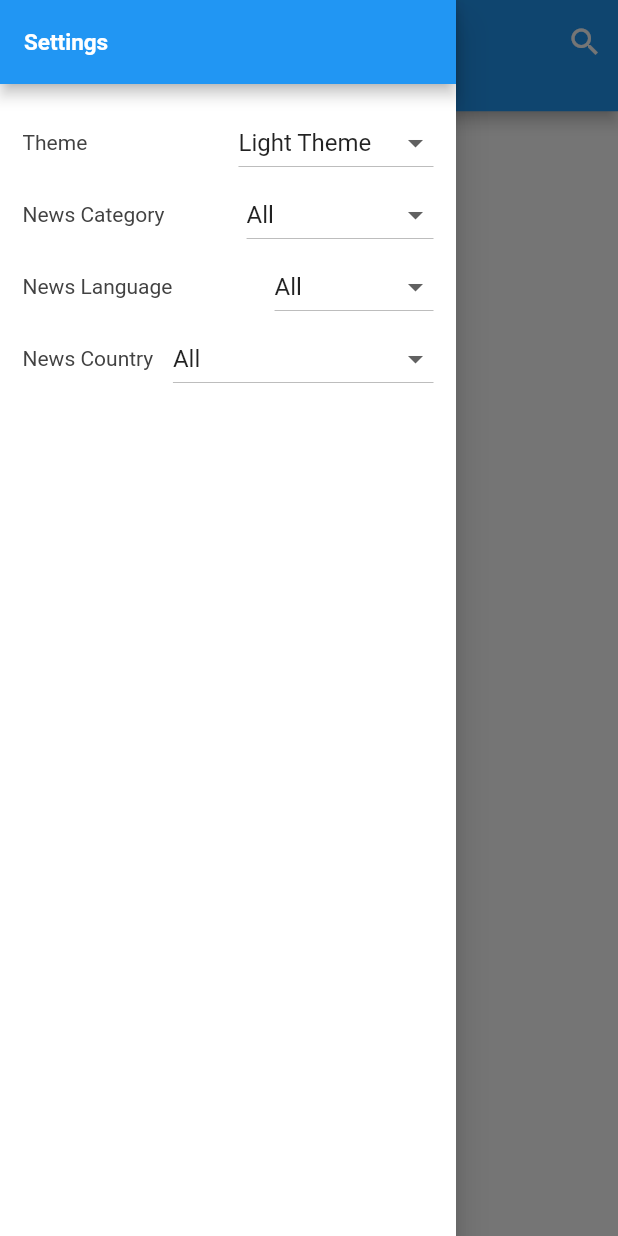
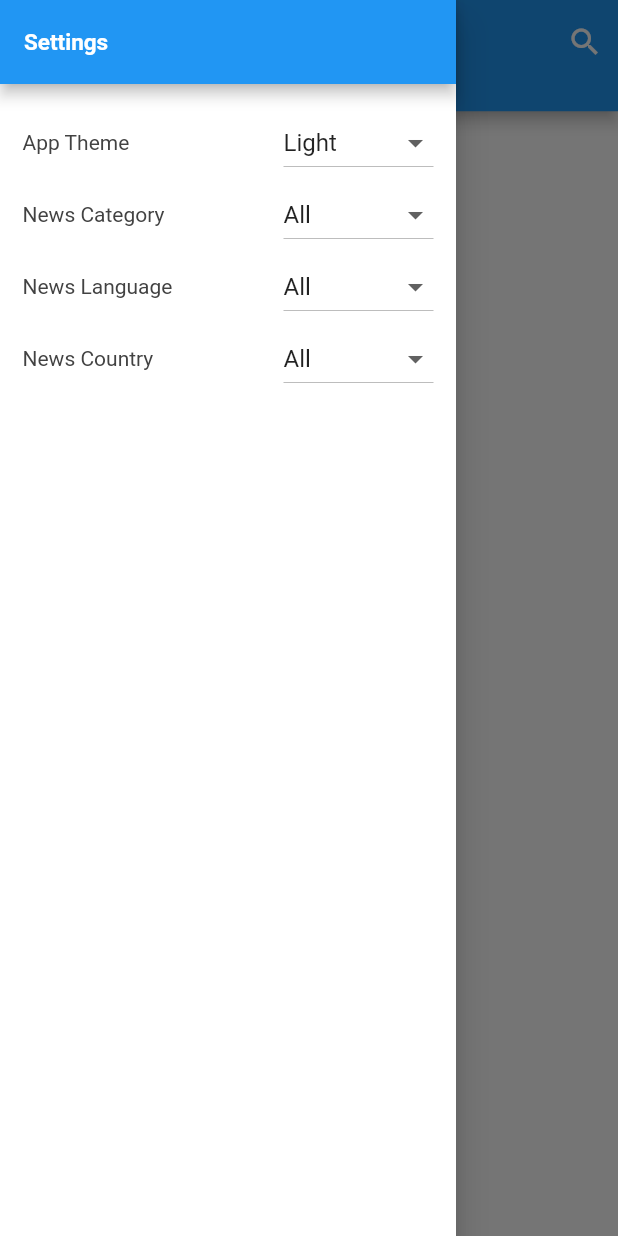
Before and after one commit to DevanshMathur/News_App_Flutter, a Flutter app: the screen it shows after launch, with the side drawer open, on a phone screen of 412 x 824 dp. Run offline on Flutter 3.47's test engine with Material 2 defaults, Android fonts, the phone set to English and light mode, and no system bars; our stand-ins replace dio, equatable, flutter_bloc, retrofit, shared_preferences; generated files the repository leaves out were written again; network calls fail.

Commit message:
code optimization

```diff
--- /dev/null
+++ b/lib/src/app/ui/home/enum/dropdown_enum.dart
@@ -0,0 +1,6 @@
+enum DropDownEnum {
+  themeEnum,
+  categoryEnum,
+  languageEnum,
+  countryEnum,
+}
--- a/lib/src/app/ui/home/news_home.dart
+++ b/lib/src/app/ui/home/news_home.dart
@@ -7,13 +7,15 @@ import 'package:news_headlines/src/app/block/home/home_state.dart';
 import 'package:news_headlines/src/app/block/theme/theme_bloc.dart';
 import 'package:news_headlines/src/app/block/theme/theme_event.dart';
 import 'package:news_headlines/src/app/repository/news/api/model/news_article.dart';
+import 'package:news_headlines/src/app/ui/home/enum/dropdown_enum.dart';
+import 'package:news_headlines/src/app/ui/home/widgets/dropdown_widget.dart';
 import 'package:news_headlines/src/app/ui/home/widgets/home_app_bar.dart';
 import 'package:news_headlines/src/app/ui/widgets/news_item.dart';
 import 'package:news_headlines/src/app_utils/api_constants.dart';
 import 'package:news_headlines/src/app_utils/app_preference.dart';
 import 'package:news_headlines/src/app_utils/app_utils.dart';
 
-import '../../../../theme/theme_enum.dart';
+import '../../../../theme/enum/theme_enum.dart';
 
 class NewsScreenWidget extends StatelessWidget {
   const NewsScreenWidget({Key? key}) : super(key: key);
@@ -101,85 +103,90 @@ class NewsHomeState extends State<NewsHome> {
               padding: const EdgeInsets.all(15),
               child: Column(
                 children: [
-                  Row(
-                    mainAxisAlignment: MainAxisAlignment.spaceBetween,
-                    children: [
-                      const Text("Theme"),
-                      DropdownButton<String>(
-                          value: AppUtils.getSelectedTheme(),
-                          items: AppUtils.getThemeModeList().map((value) {
-                            return DropdownMenuItem<String>(
-                              value: value,
-                              child: Text(value),
-                            );
-                          }).toList(),
-                          onChanged: (value) =>
-                              switchTheme(AppUtils.getThemeEnum(value!))),
-                    ],
-                  ),
-                  Row(
-                    mainAxisAlignment: MainAxisAlignment.spaceBetween,
-                    children: [
-                      const Text("News Category"),
-                      DropdownButton<String>(
-                        value: AppPreference.getSelectedCategory(),
-                        items: AppUtils.getCategoryList().map((value) {
-                          return DropdownMenuItem<String>(
-                            value: value,
-                            child: Text(value),
-                          );
-                        }).toList(),
-                        onChanged: (category) {
-                          setState(() {
-                            AppPreference.setSelectedCategory(category!);
-                            updateList();
-                          });
-                        },
-                      )
-                    ],
-                  ),
-                  Row(
-                    mainAxisAlignment: MainAxisAlignment.spaceBetween,
-                    children: [
-                      const Text("News Language"),
-                      DropdownButton<String>(
-                        value: AppPreference.getSelectedLanguage(),
-                        items: AppUtils.getLanguageList().map((value) {
-                          return DropdownMenuItem<String>(
-                            value: value,
-                            child: Text(value),
-                          );
-                        }).toList(),
-                        onChanged: (language) {
-                          setState(() {
-                            AppPreference.setSelectedLanguage(language!);
-                            // updateList();
-                          });
-                        },
-                      )
-                    ],
-                  ),
-                  Row(
-                    mainAxisAlignment: MainAxisAlignment.spaceBetween,
-                    children: [
-                      const Text("News Country"),
-                      DropdownButton<String>(
-                        value: AppPreference.getSelectedCountry(),
-                        items: AppUtils.getCountryList().map((value) {
-                          return DropdownMenuItem<String>(
-                            value: value,
-                            child: Text(value),
-                          );
-                        }).toList(),
-                        onChanged: (country) {
-                          setState(() {
-                            AppPreference.setSelectedCountry(country!);
-                            updateList();
-                          });
-                        },
-                      )
-                    ],
-                  ),
+                  DropDownWidget("App Theme", DropDownEnum.themeEnum, switchTheme),
+                  DropDownWidget("News Category", DropDownEnum.categoryEnum, updateList),
+                  DropDownWidget("News Language", DropDownEnum.languageEnum, updateList),
+                  DropDownWidget("News Country", DropDownEnum.countryEnum, updateList),
+                  //
+                  // Row(
+                  //   mainAxisAlignment: MainAxisAlignment.spaceBetween,
+                  //   children: [
+                  //     const Text("App Theme"),
+                  //     DropdownButton<String>(
+                  //         value: AppUtils.getSelectedTheme(),
+                  //         items: AppUtils.getThemeList().map((value) {
+                  //           return DropdownMenuItem<String>(
+                  //             value: value,
+                  //             child: Text(value),
+                  //           );
+                  //         }).toList(),
+                  //         onChanged: (value) =>
+                  //             switchTheme(value!)),
+                  //   ],
+                  // ),
+                  // Row(
+                  //   mainAxisAlignment: MainAxisAlignment.spaceBetween,
+                  //   children: [
+                  //     const Text("News Category"),
+                  //     DropdownButton<String>(
+                  //       value: AppPreference.getSelectedCategory(),
+                  //       items: AppUtils.getCategoryList().map((value) {
+                  //         return DropdownMenuItem<String>(
+                  //           value: value,
+                  //           child: Text(value),
+                  //         );
+                  //       }).toList(),
+                  //       onChanged: (value) {
+                  //         setState(() {
+                  //           AppPreference.setSelectedCategory(value!);
+                  //           updateList(value);
+                  //         });
+                  //       },
+                  //     )
+                  //   ],
+                  // ),
+                  // Row(
+                  //   mainAxisAlignment: MainAxisAlignment.spaceBetween,
+                  //   children: [
+                  //     const Text("News Language"),
+                  //     DropdownButton<String>(
+                  //       value: AppPreference.getSelectedLanguage(),
+                  //       items: AppUtils.getLanguageList().map((value) {
+                  //         return DropdownMenuItem<String>(
+                  //           value: value,
+                  //           child: Text(value),
+                  //         );
+                  //       }).toList(),
+                  //       onChanged: (value) {
+                  //         setState(() {
+                  //           AppPreference.setSelectedLanguage(value!);
+                  //           // updateList();
+                  //         });
+                  //       },
+                  //     )
+                  //   ],
+                  // ),
+                  // Row(
+                  //   mainAxisAlignment: MainAxisAlignment.spaceBetween,
+                  //   children: [
+                  //     const Text("News Country"),
+                  //     DropdownButton<String>(
+                  //       value: AppPreference.getSelectedCountry(),
+                  //       items: AppUtils.getCountryList().map((value) {
+                  //         return DropdownMenuItem<String>(
+                  //           value: value,
+                  //           child: Text(value),
+                  //         );
+                  //       }).toList(),
+                  //       onChanged: (value) {
+                  //         setState(() {
+                  //           AppPreference.setSelectedCountry(value!);
+                  //           updateList(value);
+                  //         });
+                  //       },
+                  //     )
+                  //   ],
+                  // ),
                 ],
               ),
             ),
@@ -197,10 +204,11 @@ class NewsHomeState extends State<NewsHome> {
     );
   }
 
-  void switchTheme(ThemeEnum val) {
+  void switchTheme(String value) {
     setState(() {
-      AppPreference.setSelectedThemeEnum(val); //save enum
-      switch (val) {
+      ThemeEnum e = AppUtils.getThemeEnum(value);
+      AppPreference.setSelectedThemeEnum(e); //save enum
+      switch (e) {
         case ThemeEnum.lightTheme:
           BlocProvider.of<ThemeBloc>(context)
               .add(const ThemeEvent(themeMode: ThemeMode.light));
@@ -217,7 +225,7 @@ class NewsHomeState extends State<NewsHome> {
     });
   }
 
-  void updateList() {
+  void updateList(String value) {
     articleList.clear();
     BlocProvider.of<HomeBloc>(context).add(HomeModule(
         page: page,
--- /dev/null
+++ b/lib/src/app/ui/home/widgets/dropdown_widget.dart
@@ -0,0 +1,93 @@
+import 'package:flutter/cupertino.dart';
+import 'package:flutter/material.dart';
+import 'package:news_headlines/src/app/ui/home/enum/dropdown_enum.dart';
+import 'package:news_headlines/src/app_utils/app_preference.dart';
+import 'package:news_headlines/src/app_utils/app_utils.dart';
+
+class DropDownWidget extends StatefulWidget {
+  final String _title;
+  final DropDownEnum _dropDownEnum;
+
+  final Function _callback;
+
+  const DropDownWidget(this._title, this._dropDownEnum, this._callback,
+      {Key? key})
+      : super(key: key);
+
+  @override
+  _DropDownWidgetState createState() => _DropDownWidgetState();
+}
+
+class _DropDownWidgetState extends State<DropDownWidget> {
+  @override
+  Widget build(BuildContext context) {
+    return Row(
+      mainAxisAlignment: MainAxisAlignment.spaceBetween,
+      children: [
+        Text(widget._title),
+        SizedBox(
+          width: 100,
+          child: DropdownButton<String>(
+            isExpanded: true,
+            value: getActiveValue(),
+            items: getItemList().map((value) {
+              return DropdownMenuItem<String>(
+                value: value,
+                child: Text(value,maxLines: 1,),
+              );
+            }).toList(),
+            onChanged: (value) {
+              setState(() {
+                setValue(value!);
+              });
+            },
+          ),
+        )
+      ],
+    );
+  }
+
+  void setValue(String value) {
+    switch (widget._dropDownEnum) {
+      case DropDownEnum.categoryEnum:
+        AppPreference.setSelectedCategory(value);
+        break;
+      case DropDownEnum.countryEnum:
+        AppPreference.setSelectedCountry(value);
+        break;
+      case DropDownEnum.languageEnum:
+        AppPreference.setSelectedLanguage(value);
+        break;
+      case DropDownEnum.themeEnum:
+        AppPreference.setSelectedThemeEnum(AppUtils.getThemeEnum(value));
+        break;
+    }
+    widget._callback(value);
+  }
+
+  List<String> getItemList() {
+    switch (widget._dropDownEnum) {
+      case DropDownEnum.categoryEnum:
+        return AppUtils.getCategoryList();
+      case DropDownEnum.countryEnum:
+        return AppUtils.getCountryList();
+      case DropDownEnum.languageEnum:
+        return AppUtils.getLanguageList();
+      case DropDownEnum.themeEnum:
+        return AppUtils.getThemeList();
+    }
+  }
+
+  String getActiveValue() {
+    switch (widget._dropDownEnum) {
+      case DropDownEnum.categoryEnum:
+        return AppPreference.getSelectedCategory();
+      case DropDownEnum.countryEnum:
+        return AppPreference.getSelectedCountry();
+      case DropDownEnum.languageEnum:
+        return AppPreference.getSelectedLanguage();
+      case DropDownEnum.themeEnum:
+        return AppUtils.getSelectedTheme();
+    }
+  }
+}
--- a/lib/src/app_utils/app_utils.dart
+++ b/lib/src/app_utils/app_utils.dart
@@ -1,6 +1,6 @@
 import 'package:flutter/material.dart';
 
-import '../../theme/theme_enum.dart';
+import '../../theme/enum/theme_enum.dart';
 import 'app_preference.dart';
 
 class AppUtils {
@@ -68,7 +68,7 @@ class AppUtils {
     }
   }
 
-  static List<String> getThemeModeList() => _themeModeList;
+  static List<String> getThemeList() => _themeModeList;
 
   static List<String> getLanguageList() => _languageList;
 
```
Also changed, not shown: lib/src/app_utils/app_preference.dart (+9 -9 lines), lib/theme/enum/theme_enum.dart (renamed from lib/theme/theme_enum.dart).
